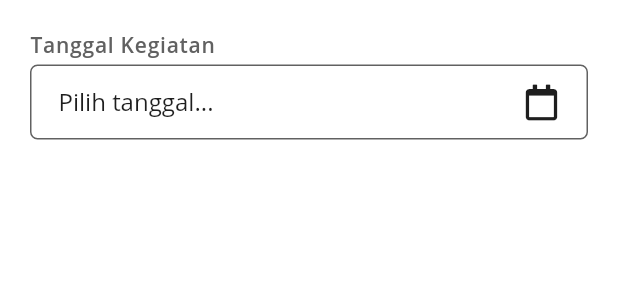
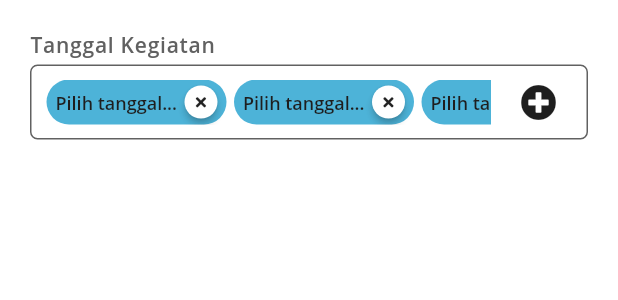
Before and after one commit to zahlulapaaja/skripsi_flutter, a Flutter app: the DatePicker widget shown alone on an empty page, opened directly with empty values, on a phone screen of 412 x 824 dp. Shown: the top 300 px of the screen. Run offline on Flutter 3.47's test engine with Material 2 defaults, Android fonts, the phone set to English and light mode, and no system bars; our stand-ins replace dropdown_search, file_picker, flutter_svg, font_awesome_flutter, open_file, pie_chart and 2 more; missing offline and left inert: number_inc_dec; accounts and stored records are empty; project files that could hold a hidden picture were left out.

Commit message:
nambah db tanggal_kegiatan, sekaligus benerin error nya di app

```diff
--- a/buku_saku_2/lib/main.dart
+++ b/buku_saku_2/lib/main.dart
@@ -46,7 +46,7 @@ class MyApp extends StatelessWidget {
           AppScreen.id: (context) => const AppScreen(),
           AddNoteScreen.id: (context) => const AddNoteScreen(),
           SettingScreen.id: (context) => const SettingScreen(),
-          EditProfileScreen.id: (context) => EditProfileScreen(),
+          EditProfileScreen.id: (context) => const EditProfileScreen(),
         },
       ),
     );
--- a/buku_saku_2/lib/screens/app/models/db/database.dart
+++ b/buku_saku_2/lib/screens/app/models/db/database.dart
@@ -9,16 +9,18 @@ class DbHelper {
   final String _dbName = 'bukusaku.db';
   final String _dbSyntax =
       '''CREATE TABLE catatan( id INTEGER PRIMARY KEY AUTOINCREMENT, judul TEXT, uraian TEXT, kodeButir TEXT,
-  tanggalKegiatan TEXT, jumlahKegiatan INTEGER, angkaKredit INTEGER, status INTEGER, idProfil INTEGER)''';
+  jumlahKegiatan INTEGER, angkaKredit INTEGER, status INTEGER, idProfil INTEGER)''';
   final String _dbSyntax2 =
       '''CREATE TABLE bukti_fisik( id INTEGER PRIMARY KEY AUTOINCREMENT, idCatatan INTEGER, path TEXT,
   namaFile TEXT, extension TEXT)''';
   final String _dbSyntax3 =
+      '''CREATE TABLE tanggal_kegiatan( id INTEGER PRIMARY KEY AUTOINCREMENT, idCatatan INTEGER, tanggal TEXT)''';
+  final String _dbSyntax4 =
       '''CREATE TABLE profil( id INTEGER PRIMARY KEY AUTOINCREMENT, nama TEXT, fotoProfil TEXT, idJenjang INTEGER,
   akSaatIni DOUBLE(200,3), akUtamaTerkumpul DOUBLE(200,3), akPenunjangTerkumpul DOUBLE(200,3))''';
-  final String _dbSyntax4 =
+  final String _dbSyntax5 =
       '''CREATE TABLE jenjang( id INTEGER PRIMARY KEY, kodeJenjang INTEGER, jenjang TEXT, golongan TEXT )''';
-  final String _dbSyntax5 =
+  final String _dbSyntax6 =
       '''INSERT INTO jenjang VALUES (0, 11, "Pranata Komputer Terampil", "IIc"), (1, 11, "Pranata Komputer Terampil", "IId"),
       (2, 12, "Pranata Komputer Mahir", "IIIa"), (3, 12, "Pranata Komputer Mahir", "IIIb"), (4, 13, "Pranata Komputer Penyelia", "IIIc"),
       (5, 13, "Pranata Komputer Penyelia", "IIId"), (6, 21, "Pranata Komputer Ahli Pertama", "IIIa"),
@@ -44,21 +46,31 @@ class DbHelper {
         db.execute(_dbSyntax3);
         db.execute(_dbSyntax4);
         db.execute(_dbSyntax5);
+        db.execute(_dbSyntax6);
       },
     );
   }
 
   Future<List<Note>> getNotes() async {
     final db = await dbInstance;
+    final List<Map<String, dynamic>> maps = await db.query('catatan');
+    final List<Map<String, dynamic>> maps2 = await db.query('tanggal_kegiatan');
 
-    final List<Map<String, dynamic>> maps = await db.query('catatan');
     return List.generate(maps.length, (i) {
+      List<DateTime>? listTanggal = [];
+      if (maps2.isNotEmpty) {
+        for (var item in maps2) {
+          if (item['idCatatan'] == maps[i]['id']) {
+            listTanggal.add(DateTime.parse(item['tanggal']));
+          }
+        }
+      }
       return Note(
         id: maps[i]['id'],
         judul: maps[i]['judul'],
         uraian: maps[i]['uraian'],
         status: maps[i]['status'],
-        tanggalKegiatan: DateTime.parse(maps[i]['tanggalKegiatan']),
+        listTanggal: listTanggal,
       );
     });
   }
@@ -85,7 +97,7 @@ class DbHelper {
       judul: maps[0]['judul'],
       uraian: maps[0]['uraian'],
       // kodeButir: maps[0]['kodeButir'],
-      tanggalKegiatan: DateTime.parse(maps[0]['tanggalKegiatan']),
+      // tanggalKegiatan: DateTime.parse(maps[0]['tanggalKegiatan']),
       jumlahKegiatan: maps[0]['jumlahKegiatan'],
       angkaKredit: maps[0]['angkaKredit'],
       status: maps[0]['status'],
@@ -109,7 +121,7 @@ class DbHelper {
         judul: maps[i]['judul'],
         uraian: maps[i]['uraian'],
         status: maps[i]['status'],
-        tanggalKegiatan: DateTime.parse(maps[i]['tanggalKegiatan']),
+        // tanggalKegiatan: DateTime.parse(maps[i]['tanggalKegiatan']),
       );
     });
   }
--- a/buku_saku_2/lib/screens/app/models/note.dart
+++ b/buku_saku_2/lib/screens/app/models/note.dart
@@ -9,7 +9,7 @@ class Note {
   String? judul;
   String? uraian;
   String? kodeButir;
-  DateTime? tanggalKegiatan;
+  List<DateTime>? listTanggal;
   int jumlahKegiatan;
   double angkaKredit;
   int? status;
@@ -31,7 +31,7 @@ class Note {
     this.judul,
     this.uraian,
     this.kodeButir,
-    this.tanggalKegiatan,
+    this.listTanggal,
     this.jumlahKegiatan = 1,
     this.angkaKredit = 0,
     this.status,
@@ -47,7 +47,7 @@ class Note {
       'id': id,
       'judul': judul,
       'uraian': uraian,
-      'tanggalKegiatan': tanggalKegiatan.toString(),
+      // 'tanggalKegiatan': listTanggal,
       'jumlahKegiatan': jumlahKegiatan,
       'angkaKredit': angkaKredit,
       'status': status,
--- a/buku_saku_2/lib/screens/app/models/providers/dictionary_provider.dart
+++ b/buku_saku_2/lib/screens/app/models/providers/dictionary_provider.dart
@@ -22,6 +22,7 @@ class DictionaryProvider with ChangeNotifier {
   List<Unsur> get jsonData => _jsonData;
   List<ButirKegiatan> get allButir => _allButir;
   List<ButirKegiatan> get matchedButir => _matchedButir;
+  List<Jenjang>? get listJenjang => _listJenjang;
 
   Jenjang? _jenjang;
   List<Jenjang>? _listJenjang;
--- a/buku_saku_2/lib/screens/app/models/providers/profile_provider.dart
+++ b/buku_saku_2/lib/screens/app/models/providers/profile_provider.dart
@@ -13,6 +13,7 @@ class ProfileProvider with ChangeNotifier {
   Future<Profile> get getProfileData async {
     _profile = await dbHelper.getProfile();
     _jenjang = _profile.listJenjang;
+
     return _profile;
   }
 
--- a/buku_saku_2/lib/screens/app/notes/components/form_field/date_picker.dart
+++ b/buku_saku_2/lib/screens/app/notes/components/form_field/date_picker.dart
@@ -19,9 +19,9 @@ class DatePicker extends StatelessWidget {
   Widget build(BuildContext context) {
     String text = (selectedDate != null)
         ? selectedDate!.day.toString() +
-            " / " +
+            "-" +
             selectedDate!.month.toString() +
-            " / " +
+            "-" +
             selectedDate!.year.toString()
         : 'Pilih tanggal...';
     return Padding(
@@ -31,27 +31,31 @@ class DatePicker extends StatelessWidget {
         children: [
           const FieldLabel(title: 'Tanggal Kegiatan'),
           Container(
-            padding: const EdgeInsets.symmetric(horizontal: 10),
+            // padding: const EdgeInsets.symmetric(horizontal: 10),
             decoration: BoxDecoration(
               border: Border.all(width: 1.0, color: AppColors.grey),
               borderRadius: const BorderRadius.all(Radius.circular(5)),
             ),
-            child:
-                // TextFormField(
-                //   controller: dateController,
-                //   onTap: () async {
-                //     DateTime? date = selectedDate ?? DateTime.now();
-                //     FocusScope.of(context).requestFocus(FocusNode());
-                //     date = await showDatePicker(
-                //       context: context,
-                //       initialDate: selectedDate ?? DateTime.now(),
-                //       firstDate: DateTime(1990),
-                //       lastDate: DateTime(2040),
-                //     );
-                //     dateController.text = date.toString();
-                //   },
-                // ),
-
+            child: Row(
+              mainAxisAlignment: MainAxisAlignment.spaceBetween,
+              children: [
+                Expanded(
+                  child: SingleChildScrollView(
+                    scrollDirection: Axis.horizontal,
+                    padding: EdgeInsets.symmetric(horizontal: 10),
+                    child: Row(
+                      children: [
+                        DatePill(text: text),
+                        SizedBox(width: 5),
+                        DatePill(text: text),
+                        SizedBox(width: 5),
+                        DatePill(text: text),
+                        SizedBox(width: 5),
+                        DatePill(text: text),
+                      ],
+                    ),
+                  ),
+                ),
                 TextButton(
                   onPressed: () {
                     showDatePicker(
@@ -61,19 +65,12 @@ class DatePicker extends StatelessWidget {
                       lastDate: DateTime(2040),
                     ).then(onChanged);
                   },
-              child: Row(
-                mainAxisAlignment: MainAxisAlignment.spaceBetween,
-                children: [
-                  Text(
-                    text,
-                    style: AppConstants.kTextFieldTextStyle,
-                  ),
-                  const Icon(
-                    FontAwesomeIcons.calendar,
+                  child: const Icon(
+                    FontAwesomeIcons.plusCircle,
                     color: AppColors.black,
                   ),
+                ),
               ],
-              ),
             ),
           ),
         ],
@@ -81,3 +78,53 @@ class DatePicker extends StatelessWidget {
     );
   }
 }
+
+class DatePill extends StatelessWidget {
+  const DatePill({
+    Key? key,
+    required this.text,
+  }) : super(key: key);
+
+  final String text;
+
+  @override
+  Widget build(BuildContext context) {
+    return Container(
+      height: 30,
+      padding: const EdgeInsets.symmetric(horizontal: 6, vertical: 4),
+      decoration: BoxDecoration(
+        borderRadius: BorderRadius.circular(15),
+        color: AppColors.primaryLight.withOpacity(0.75),
+      ),
+      child: Row(
+        children: [
+          Text(
+            text,
+            style: const TextStyle(
+              fontFamily: AppConstants.fontName,
+              color: AppColors.black,
+              fontSize: AppConstants.kTinyFontSize,
+              decoration: TextDecoration.none,
+              fontWeight: FontWeight.w600,
+            ),
+          ),
+          SizedBox(width: 5),
+          RawMaterialButton(
+            onPressed: () {},
+            // constraints: BoxConstraints(maxWidth: 15),
+            materialTapTargetSize: MaterialTapTargetSize.shrinkWrap,
+            padding: EdgeInsets.symmetric(horizontal: 6, vertical: 6),
+            constraints: BoxConstraints(minWidth: 0),
+            fillColor: Colors.white,
+            // textStyle: TextStyle(),
+            child: Icon(
+              FontAwesomeIcons.times,
+              size: 10,
+            ),
+            shape: CircleBorder(),
+          )
+        ],
+      ),
+    );
+  }
+}
--- a/buku_saku_2/lib/screens/app/notes/note_detail_screen.dart
+++ b/buku_saku_2/lib/screens/app/notes/note_detail_screen.dart
@@ -78,11 +78,11 @@ class _NoteDetailScreenState extends State<NoteDetailScreen> {
                               textAlign: TextAlign.center),
                           Text('uraian: ${note.uraian}',
                               textAlign: TextAlign.center),
-                          Text('tanggal kegiatan: ${note.tanggalKegiatan}',
+                          Text('tanggal kegiatan: ${note.listTanggal}',
                               textAlign: TextAlign.center),
                           Text('kode butir: ${note.kodeButir}',
                               textAlign: TextAlign.center),
-                          Text('tanggal: ${note.tanggalKegiatan}',
+                          Text('tanggal: ${note.listTanggal}',
                               textAlign: TextAlign.center),
                           (note.buktiFisik != null)
                               ? GridView.builder(
```
Also changed, not shown: buku_saku_2/lib/screens/app/app_screen.dart (+1 -12 lines), buku_saku_2/lib/screens/app/home/home_screen.dart (+12 -2 lines), buku_saku_2/lib/screens/app/models/db/db_profile.dart (+7 -4 lines), buku_saku_2/lib/screens/app/notes/components/form_field/jenjang_dropdown.dart (+14 -31 lines), buku_saku_2/lib/screens/app/notes/components/new_note_form.dart (+4 -7 lines), buku_saku_2/lib/screens/app/profile/components/dropdown_field.dart (+4 -3 lines), buku_saku_2/lib/screens/app/profile/edit_profile_screen.dart (+16 -0 lines). Lines whose indentation alone changed are shown as unchanged.
